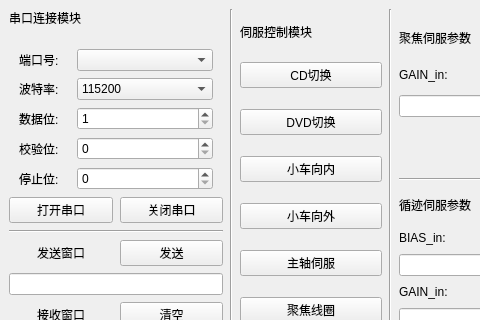
Old version of the form test.ui in the repository Zhang20000419/Dashboard; both pictures show x 0 to 480 and y 0 to 320 of the 1050 by 700 pixel window.
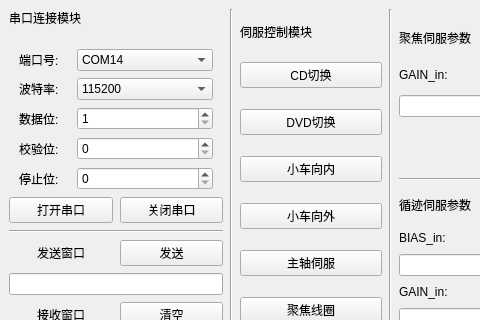
New version of the form.

Commit message: complete partial pairing of signals with slots, complete the connection of the computer and the CMU

The edit to the form file:
```diff
--- a/test.ui
+++ b/test.ui
@@ -76,7 +76,13 @@
          </widget>
         </item>
         <item row="0" column="1">
-         <widget class="QComboBox" name="portNumberB"/>
+         <widget class="QComboBox" name="portNumberB">
+          <item>
+           <property name="text">
+            <string>COM14</string>
+           </property>
+          </item>
+         </widget>
         </item>
         <item row="1" column="0">
          <widget class="QLabel" name="baudL">
```
Left out of the diff: 564 changed lines with no effect on the pictures. The commit also changes 2 other files.
